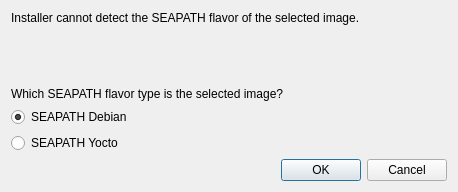
seapath/seapath-installer, file src/modules/imageselection/SeapathFlavorSelection.ui: the form before one commit.
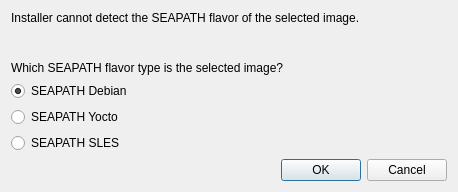
The form after the commit.

Commit message: modules/imageselection: add SEAPATH SLES to flavor selection

The edit to the form file:
```diff
--- a/src/modules/imageselection/SeapathFlavorSelection.ui
+++ b/src/modules/imageselection/SeapathFlavorSelection.ui
@@ -62,6 +62,13 @@
     </widget>
    </item>
    <item row="5" column="0">
+    <widget class="QRadioButton" name="slesRadioButton">
+     <property name="text">
+      <string>SEAPATH SLES</string>
+     </property>
+    </widget>
+   </item>
+   <item row="6" column="0">
     <widget class="QDialogButtonBox" name="buttonBox">
      <property name="enabled">
       <bool>true</bool>
```
The commit also changes 1 other file.
